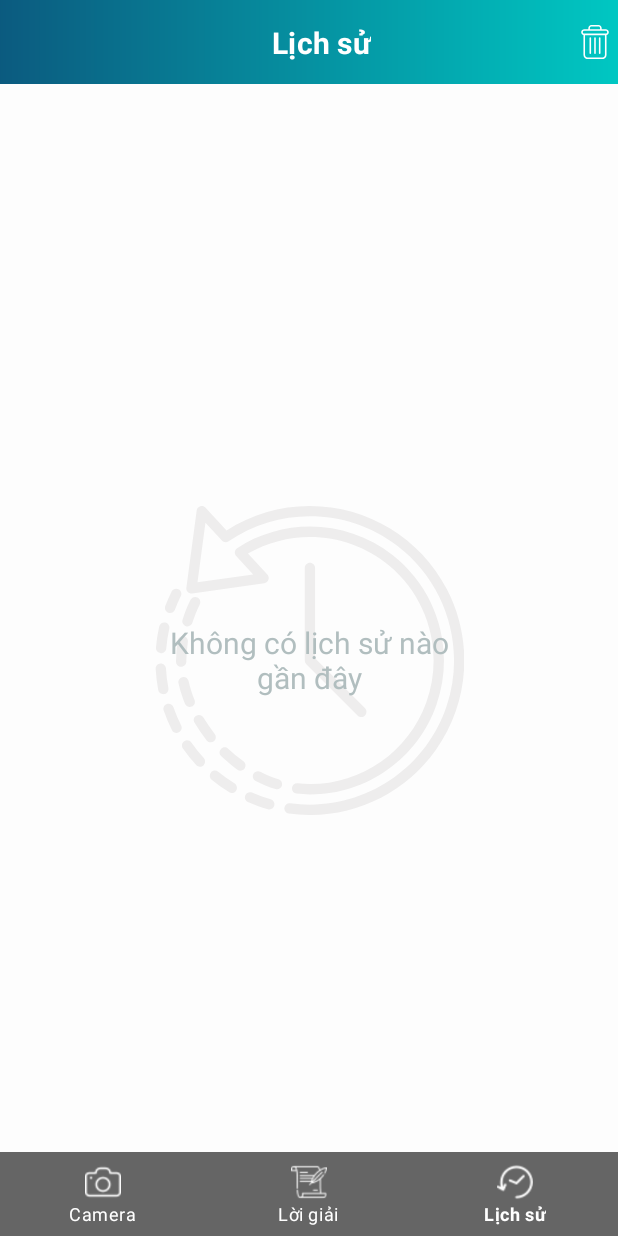
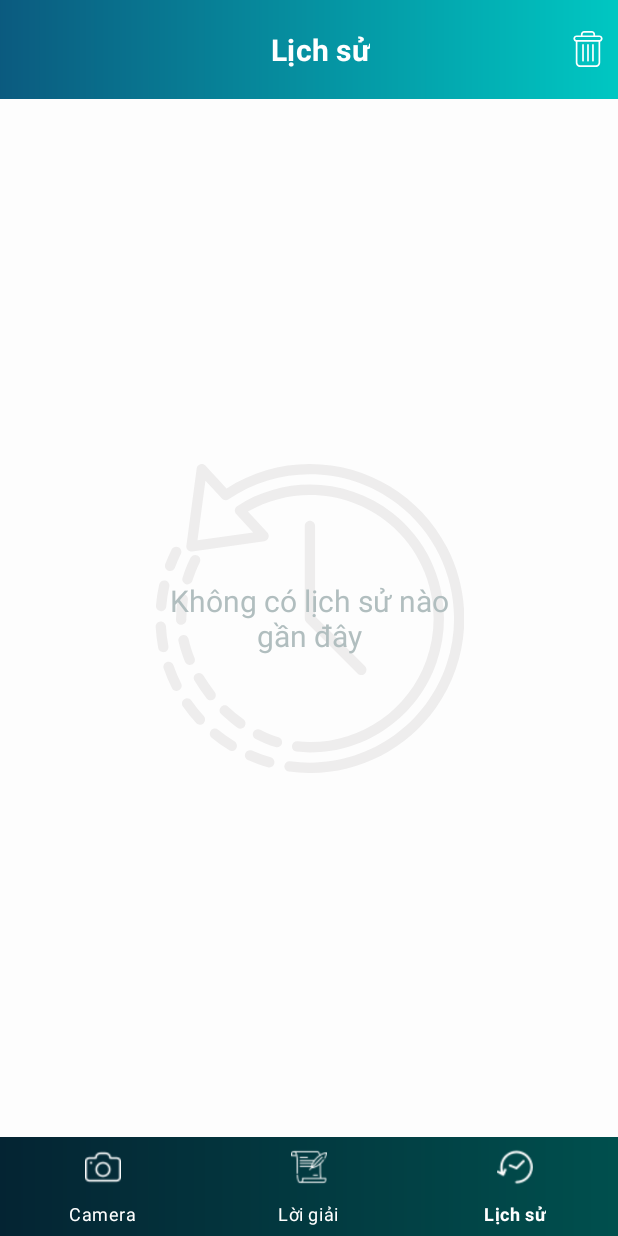
Before and after one commit to tranchikhang1996/1512237_1512496, an Android app: the HomeActivity screen opened directly, with no data from a screen before it, item 3 of the bottom bar chosen, on a phone screen of 412 x 824 dp. Run offline under Robolectric (Android 15) with nearby library versions, the phone set to English and light mode, and no system bars; our stand-ins replace Dagger/Hilt's generated code, Room's generated code, RxJava, Timber; libraries missing offline, so code that uses them is left out: io.github.kexanie.library; pictures from the network do not load; 7 statements that could not run were skipped.

Commit message:
improve UI UX

```diff
--- a/app/src/main/AndroidManifest.xml
+++ b/app/src/main/AndroidManifest.xml
@@ -15,7 +15,8 @@
             android:roundIcon="@mipmap/ic_launcher_round"
             android:supportsRtl="true"
             android:theme="@style/AppTheme">
-        <activity android:name=".ui.home.activity.HomeActivity">
+        <activity android:name=".ui.home.activity.HomeActivity"
+                  android:theme="@style/Theme.AppCompat.Light.NoActionBar.FullScreen">
         </activity>
         <activity
                 android:name=".MainActivity"
--- a/app/src/main/java/com/example/highschoolmathsolver/ui/BaseActivity.kt
+++ b/app/src/main/java/com/example/highschoolmathsolver/ui/BaseActivity.kt
@@ -11,7 +11,9 @@
 import android.os.Build
 import android.annotation.TargetApi
 import androidx.core.content.ContextCompat
+import androidx.lifecycle.ViewModelProviders
 import com.example.highschoolmathsolver.R
+import com.example.highschoolmathsolver.viewmodel.SharedModel
 
 
 abstract class BaseActivity : AppCompatActivity() {
@@ -21,6 +23,10 @@
     @Inject
     lateinit var viewModelFactory: ViewModelFactory
     internal val mSubscription = CompositeDisposable()
+
+    val viewModel: SharedModel by lazy {
+        ViewModelProviders.of(this, viewModelFactory).get(SharedModel::class.java)
+    }
 
     fun getUserComponent(): UserComponent = AndroidApplication.instance.userComponent
 
--- a/app/src/main/java/com/example/highschoolmathsolver/ui/home/activity/HomeActivity.kt
+++ b/app/src/main/java/com/example/highschoolmathsolver/ui/home/activity/HomeActivity.kt
@@ -1,30 +1,87 @@
 package com.example.highschoolmathsolver.ui.home.activity
 
 import android.os.Bundle
-import android.view.GestureDetector
 import com.google.android.material.bottomnavigation.BottomNavigationView
 import android.view.MenuItem
-import android.view.MotionEvent
-import android.view.View
-import androidx.core.view.GestureDetectorCompat
 import androidx.lifecycle.Observer
-import androidx.lifecycle.ViewModelProviders
 import androidx.viewpager.widget.ViewPager.OnPageChangeListener
 import com.example.highschoolmathsolver.R
 import com.example.highschoolmathsolver.ui.BaseActivity
 import com.example.highschoolmathsolver.ui.BaseFragment
 import com.example.highschoolmathsolver.ui.solution.adapter.MyPagerAdapter
-import com.example.highschoolmathsolver.viewmodel.SharedModel
 import kotlinx.android.synthetic.main.activity_home.*
 
 
 class HomeActivity : BaseActivity(), BottomNavigationView.OnNavigationItemSelectedListener {
 
-    private val viewModel : SharedModel by lazy { ViewModelProviders.of(this, viewModelFactory).get(SharedModel::class.java) }
-    private lateinit var myPagerAdapter : MyPagerAdapter
+    private lateinit var myPagerAdapter: MyPagerAdapter
     private var currentPage = 0
     private val viewPager by lazy { view_pager }
-    private lateinit var gestureDetector : GestureDetectorCompat
+
+    override fun onNavigationItemSelected(menuItem: MenuItem): Boolean {
+        when (menuItem.itemId) {
+            R.id.camera -> view_pager.currentItem = MyPagerAdapter.CAMERA
+            R.id.solution -> view_pager.currentItem = MyPagerAdapter.SOLUTION
+            R.id.history -> view_pager.currentItem = MyPagerAdapter.HISTORY
+            else -> return false
+        }
+        return true
+    }
+
+    override fun onCreate(savedInstanceState: Bundle?) {
+        super.onCreate(savedInstanceState)
+//        gestureDetector = GestureDetectorCompat(this, listener)
+        view_pager.offscreenPageLimit = MyPagerAdapter.NO_TAB - 1
+        myPagerAdapter = MyPagerAdapter(supportFragmentManager)
+        bottom_navigation_view.setOnNavigationItemSelectedListener(this)
+        view_pager.addOnPageChangeListener(onPageChangeListener)
+        view_pager.adapter = myPagerAdapter
+        currentPage = viewModel.getCurrentPage().value ?: MyPagerAdapter.CAMERA
+        bindEvent()
+    }
+
+    private fun bindEvent() {
+        viewModel.getCurrentPage().observe(this, Observer {
+            if (currentPage != it) {
+                viewPager.currentItem = it
+                bottom_navigation_view.menu.getItem(it).isChecked = true
+            }
+        })
+    }
+
+    override val layoutId: Int get() = R.layout.activity_home
+
+    override fun setupComponent() {
+        getUserComponent().inject(this)
+    }
+
+    private val onPageChangeListener = object : OnPageChangeListener {
+        override fun onPageScrollStateChanged(state: Int) = Unit
+
+        override fun onPageScrolled(position: Int, positionOffset: Float, positionOffsetPixels: Int) = Unit
+
+        override fun onPageSelected(position: Int) {
+            val newPage = myPagerAdapter.getPage(position)
+            if (newPage is BaseFragment) {
+                newPage.onResume()
+            }
+            val prePage = myPagerAdapter.getPage(currentPage)
+            if (prePage is BaseFragment) {
+                prePage.onPause()
+            }
+            currentPage = position
+        }
+    }
+
+}
+
+/**
+    override fun dispatchTouchEvent(ev: MotionEvent?): Boolean {
+        gestureDetector.onTouchEvent(ev)
+        return super.dispatchTouchEvent(ev)
+    }
+
+        private lateinit var gestureDetector : GestureDetectorCompat
 
     private val listener = object : GestureDetector.SimpleOnGestureListener() {
         private val SWIPE_HIDE_THRESHOLD = 20
@@ -58,64 +115,4 @@
         }
     }
 
-    override fun onNavigationItemSelected(menuItem : MenuItem): Boolean {
-        when(menuItem.itemId) {
-            R.id.camera -> view_pager.currentItem = MyPagerAdapter.CAMERA
-            R.id.solution -> view_pager.currentItem = MyPagerAdapter.SOLUTION
-            R.id.history -> view_pager.currentItem = MyPagerAdapter.HISTORY
-            else -> return false
-        }
-        return true
-    }
-
-    override fun onCreate(savedInstanceState: Bundle?) {
-        super.onCreate(savedInstanceState)
-        gestureDetector = GestureDetectorCompat(this, listener)
-        view_pager.offscreenPageLimit = MyPagerAdapter.NO_TAB - 1
-        myPagerAdapter = MyPagerAdapter(supportFragmentManager)
-        bottom_navigation_view.setOnNavigationItemSelectedListener(this)
-        view_pager.addOnPageChangeListener(onPageChangeListener)
-        view_pager.adapter = myPagerAdapter
-        currentPage = viewModel.getCurrentPage().value ?: MyPagerAdapter.CAMERA
-        bindEvent()
-    }
-
-    private fun bindEvent() {
-        viewModel.getCurrentPage().observe(this, Observer {
-            if(currentPage != it) {
-                viewPager.currentItem = it
-                bottom_navigation_view.menu.getItem(it).isChecked = true
-            }
-        })
-    }
-
-    override val layoutId: Int get() = R.layout.activity_home
-
-    override fun setupComponent() {
-        getUserComponent().inject(this)
-    }
-
-    private val onPageChangeListener = object : OnPageChangeListener {
-        override fun onPageScrollStateChanged(state: Int) = Unit
-
-        override fun onPageScrolled(position: Int, positionOffset: Float, positionOffsetPixels: Int) = Unit
-
-        override fun onPageSelected(position: Int) {
-            val newPage = myPagerAdapter.getPage(position)
-            if (newPage is BaseFragment) {
-                newPage.onResume()
-            }
-            val prePage = myPagerAdapter.getPage(currentPage)
-            if (prePage is BaseFragment) {
-                prePage.onPause()
-            }
-            currentPage = position
-        }
-    }
-
-    override fun dispatchTouchEvent(ev: MotionEvent?): Boolean {
-        gestureDetector.onTouchEvent(ev)
-        return super.dispatchTouchEvent(ev)
-    }
-
-}
+ **/
--- a/app/src/main/res/layout/activity_home.xml
+++ b/app/src/main/res/layout/activity_home.xml
@@ -1,5 +1,5 @@
 <?xml version="1.0" encoding="utf-8"?>
-<FrameLayout
+<androidx.constraintlayout.widget.ConstraintLayout
         xmlns:android="http://schemas.android.com/apk/res/android"
         xmlns:tools="http://schemas.android.com/tools"
         android:id="@+id/parent_layout"
@@ -17,8 +17,10 @@
 
     <com.google.android.material.bottomnavigation.BottomNavigationView
             android:id="@+id/bottom_navigation_view"
+            app:layout_constraintBottom_toBottomOf="parent"
+            app:layout_constraintHeight_percent="0.08"
             android:layout_width="match_parent"
-            android:layout_height="wrap_content"
+            android:layout_height="0dp"
             android:background="@color/semitransparent"
             android:layout_gravity="bottom"
             app:elevation="0dp"
@@ -28,4 +30,4 @@
             app:menu="@menu/bottom_navigation_menu">
     </com.google.android.material.bottomnavigation.BottomNavigationView>
 
-</FrameLayout>
+</androidx.constraintlayout.widget.ConstraintLayout>
--- a/app/src/main/res/layout/fragment_history.xml
+++ b/app/src/main/res/layout/fragment_history.xml
@@ -1,27 +1,26 @@
 <?xml version="1.0" encoding="utf-8"?>
-<LinearLayout
+<androidx.constraintlayout.widget.ConstraintLayout
         xmlns:android="http://schemas.android.com/apk/res/android"
         xmlns:tools="http://schemas.android.com/tools"
         xmlns:app="http://schemas.android.com/apk/res-auto"
         android:layout_width="match_parent"
         android:layout_height="match_parent"
-        android:orientation="vertical"
         tools:context=".ui.history.fragment.HistoryFragment">
 
     <androidx.appcompat.widget.Toolbar
+            app:layout_constraintTop_toTopOf="parent"
+            app:layout_constraintHeight_percent="0.08"
             android:background="@color/transparent"
             android:id="@+id/toolbar"
             android:layout_width="match_parent"
-            android:layout_height="?attr/actionBarSize">
-        <androidx.constraintlayout.widget.ConstraintLayout
+            android:layout_height="0dp">
+
+        <FrameLayout
                 android:layout_width="match_parent"
-                android:layout_height="match_parent" tools:layout_editor_absoluteX="16dp">
+                android:layout_height="match_parent">
 
             <TextView
-                    app:layout_constraintLeft_toLeftOf="parent"
-                    app:layout_constraintRight_toRightOf="parent"
-                    app:layout_constraintTop_toTopOf="parent"
-                    app:layout_constraintBottom_toBottomOf="parent"
+                    android:layout_gravity="center"
                     android:gravity="center"
                     android:textColor="@color/white"
                     android:textSize="20sp"
@@ -33,25 +32,26 @@
                     android:layout_height="wrap_content"/>
 
             <ImageView
+                    android:layout_gravity="center_vertical|end"
                     android:id="@+id/delete"
-                    app:layout_constraintDimensionRatio="1:1"
-                    app:layout_constraintHeight_percent="0.4"
-                    app:layout_constraintRight_toRightOf="parent"
-                    app:layout_constraintTop_toTopOf="parent"
-                    app:layout_constraintBottom_toBottomOf="parent"
                     android:src="@drawable/ic_delete"
-                    android:layout_marginEnd="4dp"
-                    android:layout_width="0dp"
-                    android:layout_height="0dp"/>
+                    android:layout_marginEnd="8dp"
+                    android:layout_width="wrap_content"
+                    android:layout_height="wrap_content"/>
 
-        </androidx.constraintlayout.widget.ConstraintLayout>
+        </FrameLayout>
 
     </androidx.appcompat.widget.Toolbar>
 
-    <androidx.constraintlayout.widget.ConstraintLayout
+        <com.example.highschoolmathsolver.customui.NestedScrollingRecylerView
+                app:layout_constraintHeight_percent="0.84"
+                app:layout_constraintTop_toBottomOf="@id/toolbar"
                 android:background="#fdfdfd"
+                android:scrollbars="vertical"
+                android:id="@+id/recycler_view"
                 android:layout_width="match_parent"
-            android:layout_height="match_parent">
+                android:layout_height="0dp">
+        </com.example.highschoolmathsolver.customui.NestedScrollingRecylerView>
 
     <FrameLayout
             android:id="@+id/empty_background"
@@ -81,16 +81,5 @@
 
     </FrameLayout>
 
-        <com.example.highschoolmathsolver.customui.NestedScrollingRecylerView
-                android:background="@color/transparent"
-                android:scrollbars="vertical"
-                android:id="@+id/recycler_view"
-                android:layout_width="match_parent"
-                android:layout_height="match_parent">
-        </com.example.highschoolmathsolver.customui.NestedScrollingRecylerView>
-
 
 </androidx.constraintlayout.widget.ConstraintLayout>
-
-
-</LinearLayout>
```
Also changed, not shown: app/src/main/res/layout/fragment_solution.xml (+17 -23 lines). Lines whose indentation alone changed are shown as unchanged.
